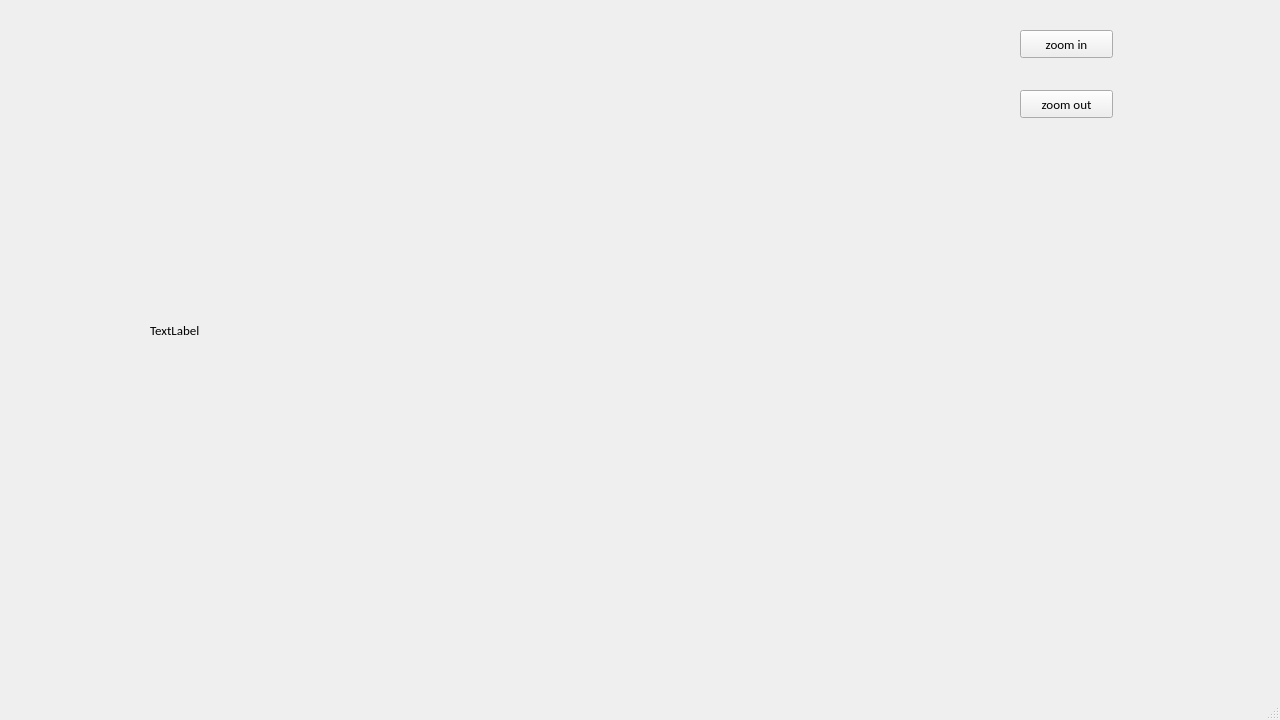
First picture: the form in UI.ui, repository snoopy811005/drawer_practice, before the edit.
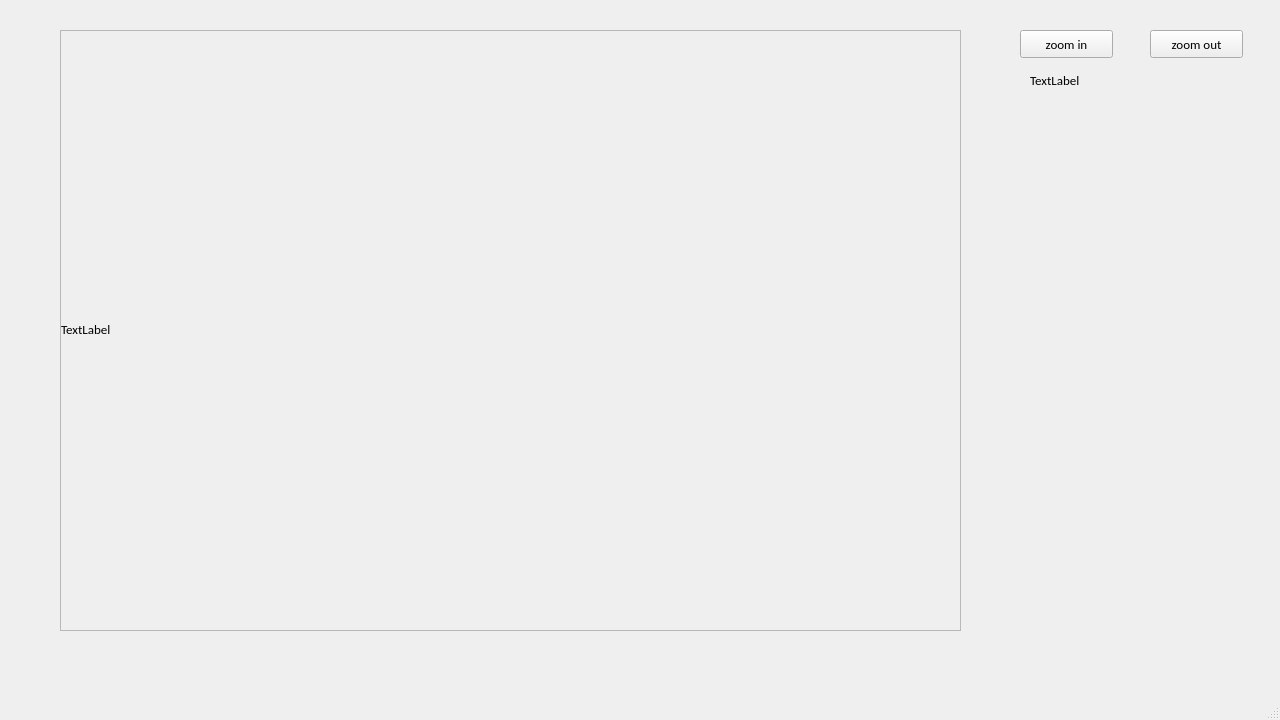
Second picture: the form after the edit.

Commit message: add scroll bar for image view

What changed in the file:
```diff
--- a/UI.ui
+++ b/UI.ui
@@ -10,29 +10,16 @@
     <height>720</height>
    </rect>
   </property>
+  <property name="font">
+   <font>
+    <family>Calibri</family>
+    <pointsize>10</pointsize>
+   </font>
+  </property>
   <property name="windowTitle">
    <string>MainWindow</string>
   </property>
   <widget class="QWidget" name="centralwidget">
-   <widget class="QLabel" name="label">
-    <property name="geometry">
-     <rect>
-      <x>150</x>
-      <y>30</y>
-      <width>800</width>
-      <height>600</height>
-     </rect>
-    </property>
-    <property name="font">
-     <font>
-      <family>Calibri</family>
-      <pointsize>10</pointsize>
-     </font>
-    </property>
-    <property name="text">
-     <string>TextLabel</string>
-    </property>
-   </widget>
    <widget class="QPushButton" name="btn_zoom_in">
     <property name="geometry">
      <rect>
@@ -55,8 +42,8 @@
    <widget class="QPushButton" name="btn_zoom_out">
     <property name="geometry">
      <rect>
-      <x>1020</x>
-      <y>90</y>
+      <x>1150</x>
+      <y>30</y>
       <width>93</width>
       <height>28</height>
      </rect>
@@ -71,6 +58,72 @@
      <string>zoom out</string>
     </property>
    </widget>
+   <widget class="QWidget" name="verticalLayoutWidget">
+    <property name="geometry">
+     <rect>
+      <x>60</x>
+      <y>30</y>
+      <width>901</width>
+      <height>601</height>
+     </rect>
+    </property>
+    <layout class="QVBoxLayout" name="verticalLayout">
+     <item>
+      <widget class="QScrollArea" name="scrollArea">
+       <property name="widgetResizable">
+        <bool>true</bool>
+       </property>
+       <widget class="QWidget" name="scrollAreaWidgetContents">
+        <property name="geometry">
+         <rect>
+          <x>0</x>
+          <y>0</y>
+          <width>897</width>
+          <height>597</height>
+         </rect>
+        </property>
+        <widget class="QLabel" name="label">
+         <property name="geometry">
+          <rect>
+           <x>0</x>
+           <y>0</y>
+           <width>897</width>
+           <height>597</height>
+          </rect>
+         </property>
+         <property name="font">
+          <font>
+           <family>Calibri</family>
+           <pointsize>10</pointsize>
+          </font>
+         </property>
+         <property name="text">
+          <string>TextLabel</string>
+         </property>
+        </widget>
+       </widget>
+      </widget>
+     </item>
+    </layout>
+   </widget>
+   <widget class="QLabel" name="label_img_shape">
+    <property name="geometry">
+     <rect>
+      <x>1030</x>
+      <y>70</y>
+      <width>201</width>
+      <height>20</height>
+     </rect>
+    </property>
+    <property name="font">
+     <font>
+      <pointsize>10</pointsize>
+     </font>
+    </property>
+    <property name="text">
+     <string>TextLabel</string>
+    </property>
+   </widget>
   </widget>
   <widget class="QMenuBar" name="menubar">
    <property name="geometry">
```
Left out of the diff: 2 changed lines with no effect on the pictures. The commit also changes 5 other files.
